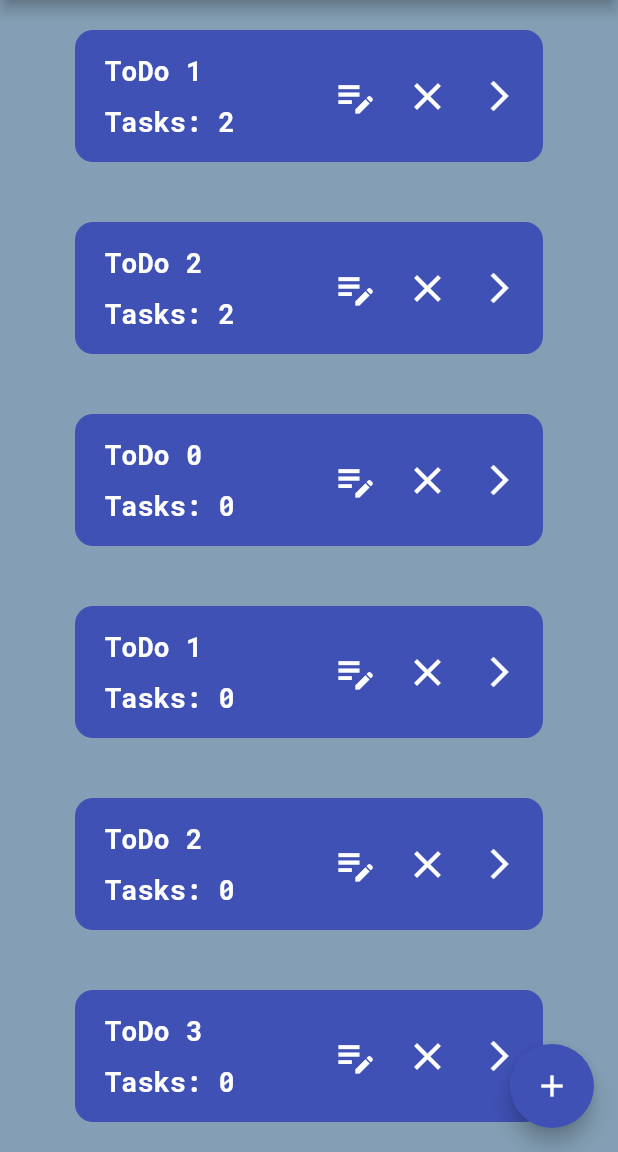
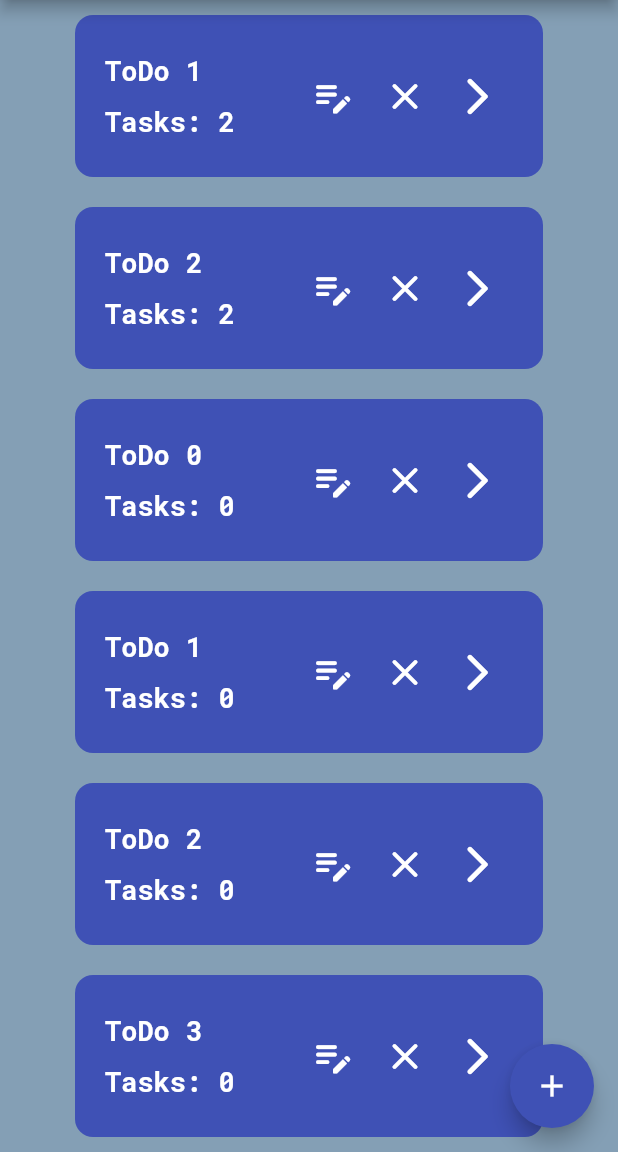
Before and after one commit to PeachyCad/thinGS, a Flutter app: the screen it shows after launch, on a phone screen of 412 x 824 dp, the part 84-1236 px from its top. Run offline on Flutter 3.47's test engine with Material 2 defaults, Android fonts, the phone set to English and light mode, and no system bars; our stand-ins replace flutter_riverpod.

Commit message:
Change button icons
Change button icons to their rounded versions

```diff
--- a/things_todo_app/lib/components/edit_delete_buttons.dart
+++ b/things_todo_app/lib/components/edit_delete_buttons.dart
@@ -17,20 +17,18 @@ class EditDeleteButtons extends StatelessWidget {
       children: [
         IconButton(
             icon: const Icon(
-            Icons.edit_note,
+              Icons.edit_note_rounded,
               size: 30,
             ),
             color: Colors.white,
-          onPressed: () => onPressedEdit()
-        ),
+            onPressed: () => onPressedEdit()),
         IconButton(
             icon: const Icon(
-            Icons.close,
+              Icons.close_rounded,
               size: 30,
             ),
             color: Colors.white,
-          onPressed: () =>  onPressedDelete()
-        ),
+            onPressed: () => onPressedDelete()),
       ],
     );
   }
--- a/things_todo_app/lib/components/todo_listview.dart
+++ b/things_todo_app/lib/components/todo_listview.dart
@@ -7,7 +7,7 @@ import 'package:things_todo_app/pages/todo_page.dart';
 
 import 'edit_delete_buttons.dart';
 
-class ToDoListView extends ConsumerStatefulWidget  {
+class ToDoListView extends ConsumerStatefulWidget {
   final List<ToDo> todoList;
   final newToDoNameController = TextEditingController();
 
@@ -25,7 +25,8 @@ class _ToDoListViewState extends ConsumerState<ToDoListView> {
     Navigator.push(
       context,
       MaterialPageRoute(
-        builder: (context) => ToDoPage(todoName: todoName, todoIndex: todoIndex),
+        builder: (context) =>
+            ToDoPage(todoName: todoName, todoIndex: todoIndex),
       ),
     );
   }
@@ -35,13 +36,11 @@ class _ToDoListViewState extends ConsumerState<ToDoListView> {
     return ListView.builder(
       itemCount: widget.todoList.length,
       itemBuilder: (context, index) => Padding(
-        padding: const EdgeInsets.fromLTRB(50, 20, 50, 20),
+        padding: const EdgeInsets.fromLTRB(50, 10, 50, 10),
         child: Container(
-          padding: const EdgeInsets.fromLTRB(20, 15, 5, 15),
+          padding: const EdgeInsets.fromLTRB(20, 25, 20, 25),
           decoration: BoxDecoration(
-            color: Colors.indigo,
-            borderRadius: BorderRadius.circular(12)
-          ),
+              color: Colors.indigo, borderRadius: BorderRadius.circular(12)),
           child: Row(
             children: [
               Expanded(
@@ -50,28 +49,34 @@ class _ToDoListViewState extends ConsumerState<ToDoListView> {
                   children: [
                     TextFragment(text: widget.todoList[index].name),
                     const SizedBox(height: 10),
-                    TextFragment(text: "Tasks: ${widget.todoList[index].tasks.length.toString()}"),
+                    TextFragment(
+                        text:
+                            "Tasks: ${widget.todoList[index].tasks.length.toString()}"),
                   ],
                 ),
               ),
               const SizedBox(width: 10),
               EditDeleteButtons(
-                onPressedEdit: () {
+                  onPressedEdit: () {
                     showDialog(
                       context: context,
                       builder: (context) => AlertDialog(
                         title: const Text("Edit ToDo Name"),
                         content: TextField(
                           controller: widget.newToDoNameController,
-                          decoration: const InputDecoration(
-                                hintText: "ToDo Name"
-                          ),
+                          decoration:
+                              const InputDecoration(hintText: "ToDo Name"),
                         ),
                         actions: [
                           MaterialButton(
                             onPressed: () {
-                              var newToDoName = widget.newToDoNameController.text;
-                              if(newToDoName.trim().isNotEmpty) ref.read(todoProvider).changeToDo(index, newToDoName);
+                              var newToDoName =
+                                  widget.newToDoNameController.text;
+                              if (newToDoName.trim().isNotEmpty) {
+                                ref
+                                    .read(todoProvider)
+                                    .changeToDo(index, newToDoName);
+                              }
 
                               widget.newToDoNameController.clear();
                               Navigator.pop(context);
@@ -88,16 +93,17 @@ class _ToDoListViewState extends ConsumerState<ToDoListView> {
                         ],
                       ),
                     );
-                },
-                onPressedDelete: () => ref.read(todoProvider).deleteToDo(index)
-              ),
+                  },
+                  onPressedDelete: () =>
+                      ref.read(todoProvider).deleteToDo(index)),
               IconButton(
-                icon: const Icon(
-                  Icons.arrow_forward_ios,
-                ),
-                color: Colors.white,
-                onPressed: () => goToToDoList(widget.todoList[index].name, index)
-              ),
+                  icon: const Icon(
+                    Icons.arrow_forward_ios_rounded,
+                    size: 30,
+                  ),
+                  color: Colors.white,
+                  onPressed: () =>
+                      goToToDoList(widget.todoList[index].name, index)),
             ],
           ),
         ),
@@ -105,6 +111,7 @@ class _ToDoListViewState extends ConsumerState<ToDoListView> {
       physics: const BouncingScrollPhysics(),
     );
   }
+
   @override
   void dispose() {
     widget.newToDoNameController.dispose();
```
Also changed, not shown: 9 other files. Lines whose indentation alone changed are shown as unchanged.
